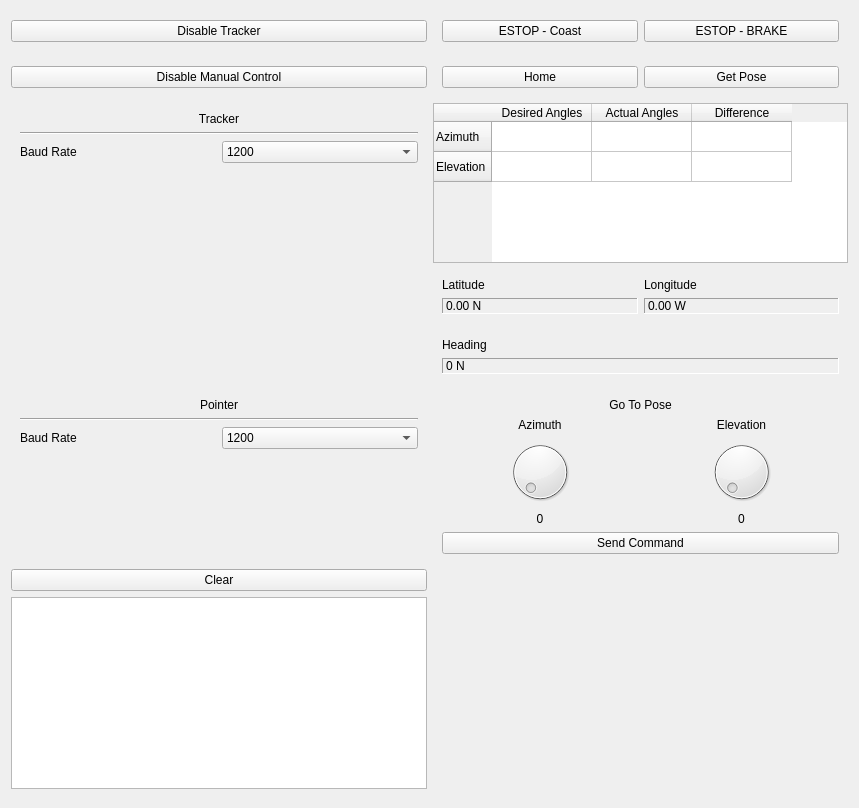
Old version of the form Frontend/Windows/TrackerWindow/trackerwindow.ui in the repository WPI-HPRC/groundstation-2025.
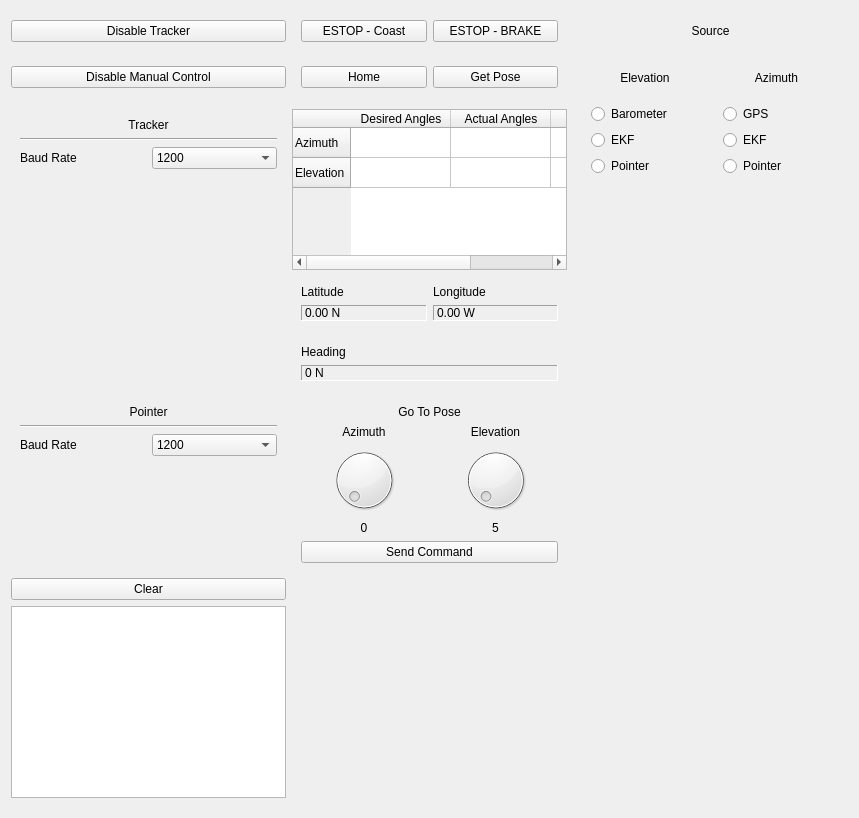
New version of the form. Custom widgets are drawn as their Qt base class.

The edit to the form file:
```diff
--- a/Frontend/Windows/TrackerWindow/trackerwindow.ui
+++ b/Frontend/Windows/TrackerWindow/trackerwindow.ui
@@ -7,106 +7,13 @@
     <x>0</x>
     <y>0</y>
     <width>859</width>
-    <height>808</height>
+    <height>818</height>
    </rect>
   </property>
   <property name="windowTitle">
    <string>TrackerWindow</string>
   </property>
-  <layout class="QGridLayout" name="gridLayout" columnstretch="1,1">
-   <item row="8" column="0">
-    <widget class="QPushButton" name="ClearTextButton">
-     <property name="text">
-      <string>Clear</string>
-     </property>
-    </widget>
-   </item>
-   <item row="2" column="0">
-    <widget class="QPushButton" name="ToggleManualModeButton">
-     <property name="text">
-      <string>Disable Manual Control</string>
-     </property>
-    </widget>
-   </item>
-   <item row="0" column="1">
-    <widget class="QWidget" name="widget_3" native="true">
-     <layout class="QHBoxLayout" name="horizontalLayout">
-      <item>
-       <widget class="QPushButton" name="EstopCoastButton">
-        <property name="text">
-         <string>ESTOP - Coast</string>
-        </property>
-       </widget>
-      </item>
-      <item>
-       <widget class="QPushButton" name="EstopBrakeButton">
-        <property name="text">
-         <string>ESTOP - BRAKE</string>
-        </property>
-       </widget>
-      </item>
-     </layout>
-    </widget>
-   </item>
-   <item row="9" column="0">
-    <widget class="QTextEdit" name="DataReadBox">
-     <property name="sizePolicy">
-      <sizepolicy hsizetype="Expanding" vsizetype="Minimum">
-       <horstretch>0</horstretch>
-       <verstretch>0</verstretch>
-      </sizepolicy>
-     </property>
-     <property name="readOnly">
-      <bool>true</bool>
-     </property>
-    </widget>
-   </item>
-   <item row="2" column="1">
-    <widget class="QWidget" name="widget_4" native="true">
-     <layout class="QHBoxLayout" name="horizontalLayout_2">
-      <item>
-       <widget class="QPushButton" name="HomeButton">
-        <property name="text">
-         <string>Home</string>
-        </property>
-       </widget>
-      </item>
-      <item>
-       <widget class="QPushButton" name="GetPoseButton">
-        <property name="sizePolicy">
-         <sizepolicy hsizetype="Minimum" vsizetype="Maximum">
-          <horstretch>0</horstretch>
-          <verstretch>0</verstretch>
-         </sizepolicy>
-        </property>
-        <property name="text">
-         <string>Get Pose</string>
-        </property>
-       </widget>
-      </item>
-     </layout>
-    </widget>
-   </item>
-   <item row="10" column="1">
-    <spacer name="verticalSpacer">
-     <property name="orientation">
-      <enum>Qt::Orientation::Vertical</enum>
-     </property>
-     <property name="sizeHint" stdset="0">
-      <size>
-       <width>20</width>
-       <height>40</height>
-      </size>
-     </property>
-    </spacer>
-   </item>
-   <item row="0" column="0">
-    <widget class="QPushButton" name="ToggleTrackerButton">
-     <property name="text">
-      <string>Disable Tracker</string>
-     </property>
-    </widget>
-   </item>
+  <layout class="QGridLayout" name="gridLayout" columnstretch="1,1,1">
    <item row="4" column="0" rowspan="3">
     <widget class="QWidget" name="widget_2" native="true">
      <layout class="QGridLayout" name="gridLayout_6">
@@ -208,78 +115,184 @@
      </layout>
     </widget>
    </item>
-   <item row="5" column="1">
-    <widget class="QWidget" name="GpsData" native="true">
-     <layout class="QGridLayout" name="gridLayout_3">
-      <item row="1" column="0">
-       <widget class="QLabel" name="LatitudeValue">
-        <property name="frameShape">
-         <enum>QFrame::Shape::Panel</enum>
+   <item row="0" column="0">
+    <widget class="QPushButton" name="ToggleTrackerButton">
+     <property name="text">
+      <string>Disable Tracker</string>
+     </property>
+    </widget>
+   </item>
+   <item row="7" column="0">
+    <widget class="QWidget" name="widget_6" native="true">
+     <layout class="QGridLayout" name="gridLayout_2">
+      <item row="3" column="0" colspan="2">
+       <widget class="SerialPortList" name="PointerSerialPortList" native="true"/>
+      </item>
+      <item row="0" column="0" colspan="2">
+       <widget class="QLabel" name="label_10">
+        <property name="sizePolicy">
+         <sizepolicy hsizetype="Preferred" vsizetype="Maximum">
+          <horstretch>0</horstretch>
+          <verstretch>0</verstretch>
+         </sizepolicy>
         </property>
-        <property name="frameShadow">
-         <enum>QFrame::Shadow::Sunken</enum>
-        </property>
         <property name="text">
-         <string>0.00 N</string>
+         <string>Pointer</string>
         </property>
+        <property name="alignment">
+         <set>Qt::AlignmentFlag::AlignCenter</set>
+        </property>
        </widget>
       </item>
-      <item row="1" column="1">
-       <widget class="QLabel" name="LongitudeValue">
-        <property name="frameShape">
-         <enum>QFrame::Shape::Panel</enum>
-        </property>
-        <property name="frameShadow">
-         <enum>QFrame::Shadow::Sunken</enum>
-        </property>
+      <item row="2" column="1">
+       <widget class="QComboBox" name="PointerBaudRateDropdown">
+        <item>
+         <property name="text">
+          <string>1200</string>
+         </property>
+        </item>
+        <item>
+         <property name="text">
+          <string>2400</string>
+         </property>
+        </item>
+        <item>
+         <property name="text">
+          <string>4800</string>
+         </property>
+        </item>
+        <item>
+         <property name="text">
+          <string>9600</string>
+         </property>
+        </item>
+        <item>
+         <property name="text">
+          <string>19200</string>
+         </property>
+        </item>
+        <item>
+         <property name="text">
+          <string>57600</string>
+         </property>
+        </item>
+        <item>
+         <property name="text">
+          <string>115200</string>
+         </property>
+        </item>
+        <item>
+         <property name="text">
+          <string>460800</string>
+         </property>
+        </item>
+        <item>
+         <property name="text">
+          <string>921600</string>
+         </property>
+        </item>
+       </widget>
+      </item>
+      <item row="2" column="0">
+       <widget class="QLabel" name="label_8">
         <property name="text">
-         <string>0.00 W</string>
+         <string>Baud Rate</string>
         </property>
        </widget>
       </item>
+      <item row="1" column="0" colspan="2">
+       <widget class="Line" name="line_2">
+        <property name="orientation">
+         <enum>Qt::Orientation::Horizontal</enum>
+        </property>
+       </widget>
+      </item>
+     </layout>
+    </widget>
+   </item>
+   <item row="9" column="1">
+    <widget class="QWidget" name="widget_5" native="true">
+     <layout class="QGridLayout" name="gridLayout_7">
+      <property name="leftMargin">
+       <number>0</number>
+      </property>
+      <property name="topMargin">
+       <number>0</number>
+      </property>
+      <property name="rightMargin">
+       <number>0</number>
+      </property>
+      <property name="bottomMargin">
+       <number>0</number>
+      </property>
       <item row="0" column="0">
-       <widget class="QLabel" name="label">
-        <property name="text">
-         <string>Latitude</string>
-        </property>
-       </widget>
+       <widget class="AzimuthWidget" name="widget_7" native="true"/>
       </item>
       <item row="0" column="1">
-       <widget class="QLabel" name="label_2">
-        <property name="text">
-         <string>Longitude</string>
-        </property>
-       </widget>
+       <widget class="ElevationWidget" name="widget_8" native="true"/>
       </item>
      </layout>
     </widget>
    </item>
-   <item row="6" column="1">
-    <widget class="QWidget" name="widget" native="true">
-     <layout class="QGridLayout" name="gridLayout_4">
-      <item row="0" column="0">
-       <widget class="QLabel" name="label_3">
+   <item row="10" column="1">
+    <spacer name="verticalSpacer">
+     <property name="orientation">
+      <enum>Qt::Orientation::Vertical</enum>
+     </property>
+     <property name="sizeHint" stdset="0">
+      <size>
+       <width>20</width>
+       <height>40</height>
+      </size>
+     </property>
+    </spacer>
+   </item>
+   <item row="2" column="1">
+    <widget class="QWidget" name="widget_4" native="true">
+     <layout class="QHBoxLayout" name="horizontalLayout_2">
+      <item>
+       <widget class="QPushButton" name="HomeButton">
         <property name="text">
-         <string>Heading</string>
+         <string>Home</string>
         </property>
        </widget>
       </item>
-      <item row="1" column="0">
-       <widget class="QLabel" name="HeadingValue">
-        <property name="frameShape">
-         <enum>QFrame::Shape::Panel</enum>
+      <item>
+       <widget class="QPushButton" name="GetPoseButton">
+        <property name="sizePolicy">
+         <sizepolicy hsizetype="Minimum" vsizetype="Maximum">
+          <horstretch>0</horstretch>
+          <verstretch>0</verstretch>
+         </sizepolicy>
         </property>
-        <property name="frameShadow">
-         <enum>QFrame::Shadow::Sunken</enum>
-        </property>
         <property name="text">
-         <string>0 N</string>
+         <string>Get Pose</string>
         </property>
        </widget>
       </item>
      </layout>
     </widget>
    </item>
+   <item row="2" column="0">
+    <widget class="QPushButton" name="ToggleManualModeButton">
+     <property name="text">
+      <string>Disable Manual Control</string>
+     </property>
+    </widget>
+   </item>
+   <item row="9" column="0">
+    <widget class="QTextEdit" name="DataReadBox">
+     <property name="sizePolicy">
+      <sizepolicy hsizetype="Expanding" vsizetype="Minimum">
+       <horstretch>0</horstretch>
+       <verstretch>0</verstretch>
+      </sizepolicy>
+     </property>
+     <property name="readOnly">
+      <bool>true</bool>
+     </property>
+    </widget>
+   </item>
    <item row="4" column="1">
     <widget class="QTableWidget" name="AnglesTable">
      <property name="editTriggers">
@@ -329,13 +342,86 @@
      </item>
     </widget>
    </item>
+   <item row="0" column="1">
+    <widget class="QWidget" name="widget_3" native="true">
+     <layout class="QHBoxLayout" name="horizontalLayout">
+      <item>
+       <widget class="QPushButton" name="EstopCoastButton">
+        <property name="text">
+         <string>ESTOP - Coast</string>
+        </property>
+       </widget>
+      </item>
+      <item>
+       <widget class="QPushButton" name="EstopBrakeButton">
+        <property name="text">
+         <string>ESTOP - BRAKE</string>
+        </property>
+       </widget>
+      </item>
+     </layout>
+    </widget>
+   </item>
+   <item row="5" column="1">
+    <widget class="QWidget" name="GpsData" native="true">
+     <layout class="QGridLayout" name="gridLayout_3">
+      <item row="1" column="0">
+       <widget class="QLabel" name="LatitudeValue">
+        <property name="frameShape">
+         <enum>QFrame::Shape::Panel</enum>
+        </property>
+        <property name="frameShadow">
+         <enum>QFrame::Shadow::Sunken</enum>
+        </property>
+        <property name="text">
+         <string>0.00 N</string>
+        </property>
+       </widget>
+      </item>
+      <item row="1" column="1">
+       <widget class="QLabel" name="LongitudeValue">
+        <property name="frameShape">
+         <enum>QFrame::Shape::Panel</enum>
+        </property>
+        <property name="frameShadow">
+         <enum>QFrame::Shadow::Sunken</enum>
+        </property>
+        <property name="text">
+         <string>0.00 W</string>
+        </property>
+       </widget>
+      </item>
+      <item row="0" column="0">
+       <widget class="QLabel" name="label">
+        <property name="text">
+         <string>Latitude</string>
+        </property>
+       </widget>
+      </item>
+      <item row="0" column="1">
+       <widget class="QLabel" name="label_2">
+        <property name="text">
+         <string>Longitude</string>
+        </property>
+       </widget>
+      </item>
+     </layout>
+    </widget>
+   </item>
+   <item row="8" column="0">
+    <widget class="QPushButton" name="ClearTextButton">
+     <property name="text">
+      <string>Clear</string>
+     </property>
+    </widget>
+   </item>
    <item row="7" column="1">
     <widget class="QWidget" name="SetPoseContainer" native="true">
      <layout class="QGridLayout" name="gridLayout_5">
       <item row="3" column="1">
        <widget class="QLabel" name="ElevationDialValue">
         <property name="text">
-         <string>0</string>
+         <string>5</string>
         </property>
         <property name="alignment">
          <set>Qt::AlignmentFlag::AlignCenter</set>
@@ -381,8 +467,11 @@
       </item>
       <item row="2" column="1">
        <widget class="QDial" name="ElevationDial">
+        <property name="minimum">
+         <number>5</number>
+        </property>
         <property name="maximum">
-         <number>360</number>
+         <number>180</number>
         </property>
         <property name="orientation">
          <enum>Qt::Orientation::Horizontal</enum>
@@ -409,114 +498,153 @@
      </layout>
     </widget>
    </item>
-   <item row="7" column="0">
-    <widget class="QWidget" name="widget_6" native="true">
-     <layout class="QGridLayout" name="gridLayout_2">
-      <item row="3" column="0" colspan="2">
-       <widget class="SerialPortList" name="PointerSerialPortList" native="true"/>
-      </item>
-      <item row="0" column="0" colspan="2">
-       <widget class="QLabel" name="label_10">
-        <property name="sizePolicy">
-         <sizepolicy hsizetype="Preferred" vsizetype="Maximum">
-          <horstretch>0</horstretch>
-          <verstretch>0</verstretch>
-         </sizepolicy>
-        </property>
+   <item row="6" column="1">
+    <widget class="QWidget" name="widget" native="true">
+     <layout class="QGridLayout" name="gridLayout_4">
+      <item row="0" column="0">
+       <widget class="QLabel" name="label_3">
         <property name="text">
-         <string>Pointer</string>
+         <string>Heading</string>
         </property>
-        <property name="alignment">
-         <set>Qt::AlignmentFlag::AlignCenter</set>
-        </property>
        </widget>
       </item>
-      <item row="2" column="1">
-       <widget class="QComboBox" name="PointerBaudRateDropdown">
-        <item>
-         <property name="text">
-          <string>1200</string>
-         </property>
-        </item>
-        <item>
-         <property name="text">
-          <string>2400</string>
-         </property>
-        </item>
-        <item>
-         <property name="text">
-          <string>4800</string>
-         </property>
-        </item>
-        <item>
-         <property name="text">
-          <string>9600</string>
-         </property>
-        </item>
-        <item>
-         <property name="text">
-          <string>19200</string>
-         </property>
-        </item>
-        <item>
-         <property name="text">
-          <string>57600</string>
-         </property>
-        </item>
-        <item>
-         <property name="text">
-          <string>115200</string>
-         </property>
-        </item>
-        <item>
-         <property name="text">
-          <string>460800</string>
-         </property>
-        </item>
-        <item>
-         <property name="text">
-          <string>921600</string>
-         </property>
-        </item>
-       </widget>
-      </item>
-      <item row="2" column="0">
-       <widget class="QLabel" name="label_8">
-        <property name="text">
-         <string>Baud Rate</string>
+      <item row="1" column="0">
+       <widget class="QLabel" name="HeadingValue">
+        <property name="frameShape">
+         <enum>QFrame::Shape::Panel</enum>
         </property>
-       </widget>
-      </item>
-      <item row="1" column="0" colspan="2">
-       <widget class="Line" name="line_2">
-        <property name="orientation">
-         <enum>Qt::Orientation::Horizontal</enum>
+        <property name="frameShadow">
+         <enum>QFrame::Shadow::Sunken</enum>
+        </property>
+        <property name="text">
+         <string>0 N</string>
         </property>
        </widget>
       </item>
      </layout>
     </widget>
    </item>
-   <item row="9" column="1">
-    <widget class="QWidget" name="widget_5" native="true">
-     <layout class="QGridLayout" name="gridLayout_7">
-      <property name="leftMargin">
-       <number>0</number>
-      </property>
-      <property name="topMargin">
-       <number>0</number>
-      </property>
-      <property name="rightMargin">
-       <number>0</number>
-      </property>
-      <property name="bottomMargin">
-       <number>0</number>
-      </property>
+   <item row="0" column="2">
+    <widget class="QLabel" name="label_11">
+     <property name="text">
+      <string>Source</string>
+     </property>
+     <property name="alignment">
+      <set>Qt::AlignmentFlag::AlignCenter</set>
+     </property>
+    </widget>
+   </item>
+   <item row="2" column="2" rowspan="6">
+    <widget class="QWidget" name="widget_9" native="true">
+     <layout class="QGridLayout" name="gridLayout_8" rowstretch="1,20">
       <item row="0" column="0">
-       <widget class="AzimuthWidget" name="widget_7" native="true"/>
+       <widget class="QLabel" name="label_12">
+        <property name="text">
+         <string>Elevation</string>
+        </property>
+        <property name="alignment">
+         <set>Qt::AlignmentFlag::AlignCenter</set>
+        </property>
+       </widget>
       </item>
       <item row="0" column="1">
-       <widget class="ElevationWidget" name="widget_8" native="true"/>
+       <widget class="QLabel" name="label_13">
+        <property name="text">
+         <string>Azimuth</string>
+        </property>
+        <property name="alignment">
+         <set>Qt::AlignmentFlag::AlignCenter</set>
+        </property>
+       </widget>
+      </item>
+      <item row="1" column="0">
+       <widget class="QWidget" name="widget_10" native="true">
+        <layout class="QVBoxLayout" name="verticalLayout">
+         <item>
+          <widget class="QRadioButton" name="Elevation_Barometer">
+           <property name="text">
+            <string>Barometer</string>
+           </property>
+           <attribute name="buttonGroup">
+            <string notr="true">buttonGroup</string>
+           </attribute>
+          </widget>
+         </item>
+         <item>
+          <widget class="QRadioButton" name="Elevation_EKF">
+           <property name="text">
+            <string>EKF</string>
+           </property>
+           <attribute name="buttonGroup">
+            <string notr="true">buttonGroup</string>
+           </attribute>
+          </widget>
+         </item>
+         <item>
+          <widget class="QRadioButton" name="Elevation_Pointer">
+           <property name="text">
+            <string>Pointer</string>
+           </property>
+           <attribute name="buttonGroup">
+            <string notr="true">buttonGroup</string>
+           </attribute>
+          </widget>
+         </item>
+         <item>
+          <spacer name="verticalSpacer_2">
+           <property name="orientation">
+            <enum>Qt::Orientation::Vertical</enum>
+           </property>
+           <property name="sizeHint" stdset="0">
+            <size>
+             <width>20</width>
+             <height>40</height>
+            </size>
+           </property>
+          </spacer>
+         </item>
+        </layout>
+       </widget>
+      </item>
+      <item row="1" column="1">
+       <widget class="QWidget" name="widget_11" native="true">
+        <layout class="QVBoxLayout" name="verticalLayout_2">
+         <item>
+          <widget class="QRadioButton" name="Azimuth_GPS">
+           <property name="text">
+            <string>GPS</string>
+           </property>
+          </widget>
+         </item>
+         <item>
+          <widget class="QRadioButton" name="Azimuth_EKF">
+           <property name="text">
+            <string>EKF</string>
+           </property>
+          </widget>
+         </item>
+         <item>
+          <widget class="QRadioButton" name="Azimuth_Pointer">
+           <property name="text">
+            <string>Pointer</string>
+           </property>
+          </widget>
+         </item>
+         <item>
+          <spacer name="verticalSpacer_3">
+           <property name="orientation">
+            <enum>Qt::Orientation::Vertical</enum>
+           </property>
+           <property name="sizeHint" stdset="0">
+            <size>
+             <width>20</width>
+             <height>40</height>
+            </size>
+           </property>
+          </spacer>
+         </item>
+        </layout>
+       </widget>
       </item>
      </layout>
     </widget>
```
Left out of the diff: 3 changed lines with no effect on the pictures.
